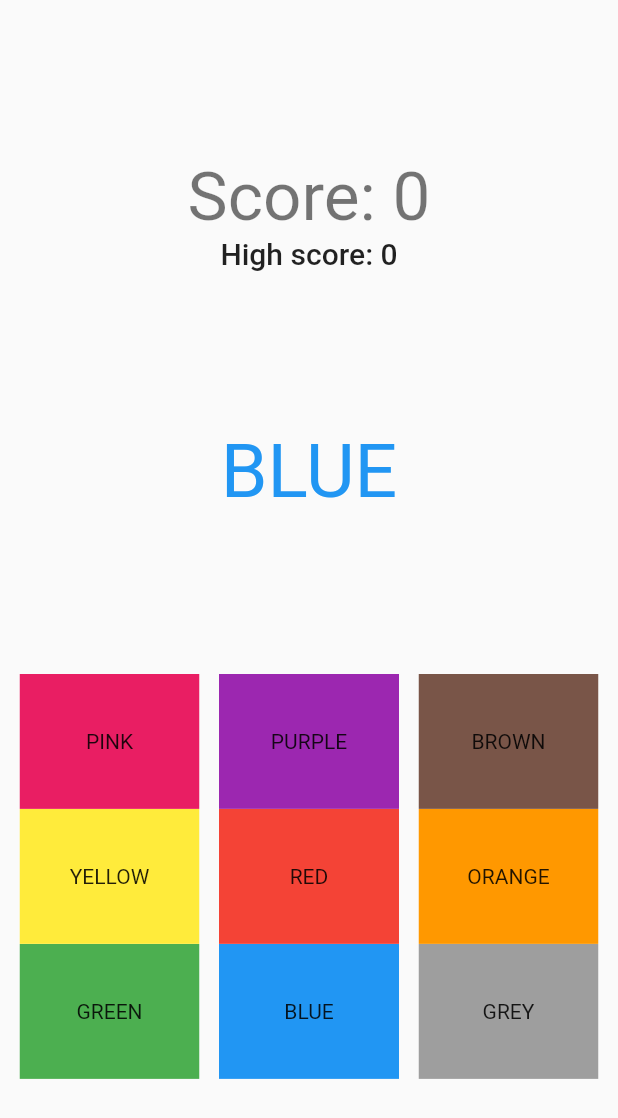
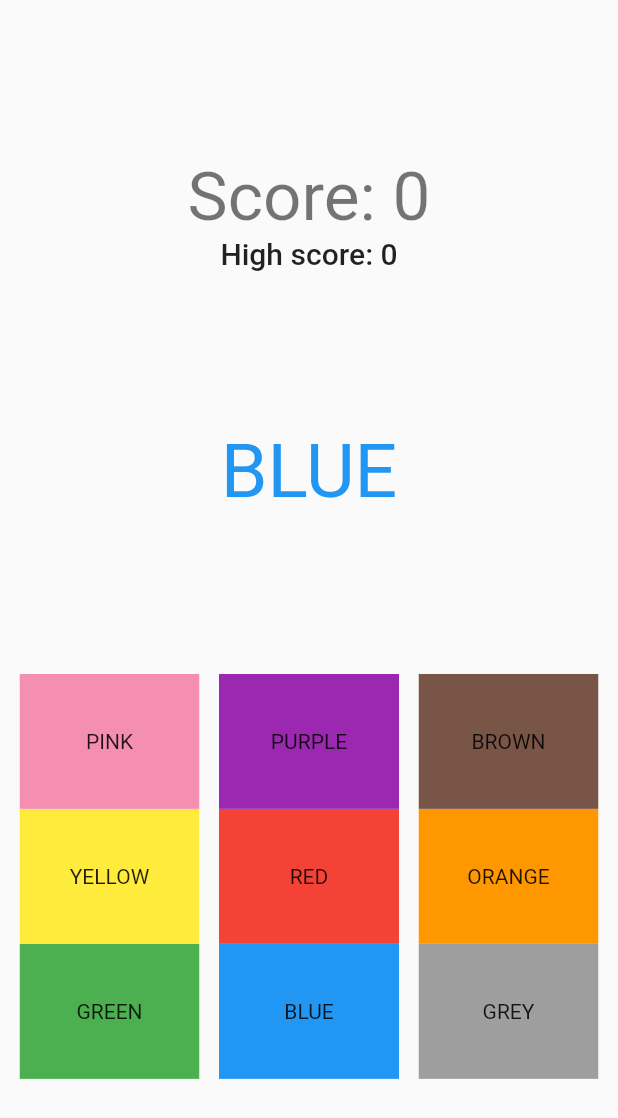
Before and after one commit to NicolasDeFalco/flutter_opticolor, a Flutter app: the screen it shows after launch, after a tap on "Play !", on a phone screen of 412 x 824 dp. Shown: the top 1118 px of the screen. Run offline on Flutter 3.47's test engine with Material 2 defaults, Android fonts, the light colour scheme and no system bars; our stand-ins replace shared_preferences.

Commit message:
Gameplay: Changed the shade for pink color
This commit simply changes the shade of the pink button and text so we don't confuse it for the color red

This also remove an unnecessary comment

```diff
--- a/lib/coreGame/game.dart
+++ b/lib/coreGame/game.dart
@@ -20,7 +20,7 @@ class GameState extends State<Game> {
 
   //List of item
   final List<Color> fontColor = [
-    Colors.pink,
+    Colors.pink.shade200,
     Colors.purple,
     Colors.brown,
     Colors.yellow,
@@ -149,7 +149,7 @@ class GameState extends State<Game> {
                         size: const Size(120, 90),
                         child: ClipRRect(
                           child: Material(
-                            color: Colors.pink,
+                            color: Colors.pink.shade200,
                             child: InkWell(
                               //splashColor: Colors.white,
                               onTap: () {
--- a/lib/mainMenu/homepage.dart
+++ b/lib/mainMenu/homepage.dart
@@ -33,9 +33,6 @@ class MyHomePageState extends State<MyHomePage> {
         body: Center(
       child: Column(
         mainAxisAlignment: MainAxisAlignment.spaceEvenly,
-        // These widget make buttons that add and/or subtract
-        // value. There is also a counter that tell you the
-        // value of the concerned integers.
         children: <Widget>[
           Row(
             mainAxisAlignment: MainAxisAlignment.center,
```
Also changed, not shown: pubspec.lock.
